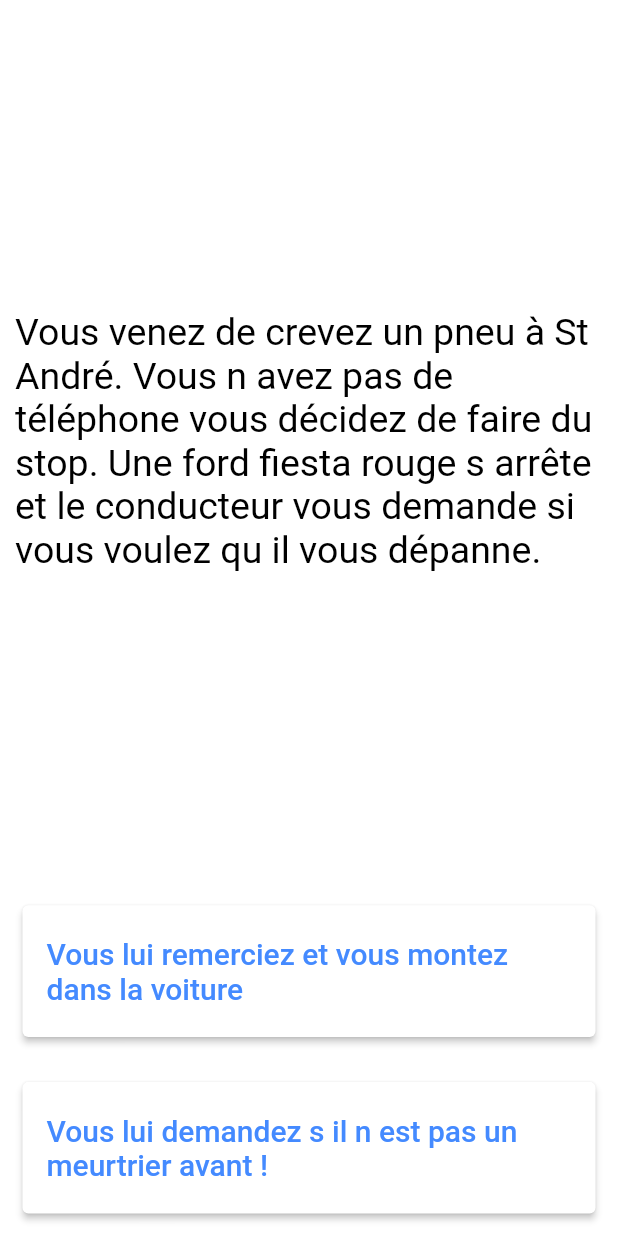
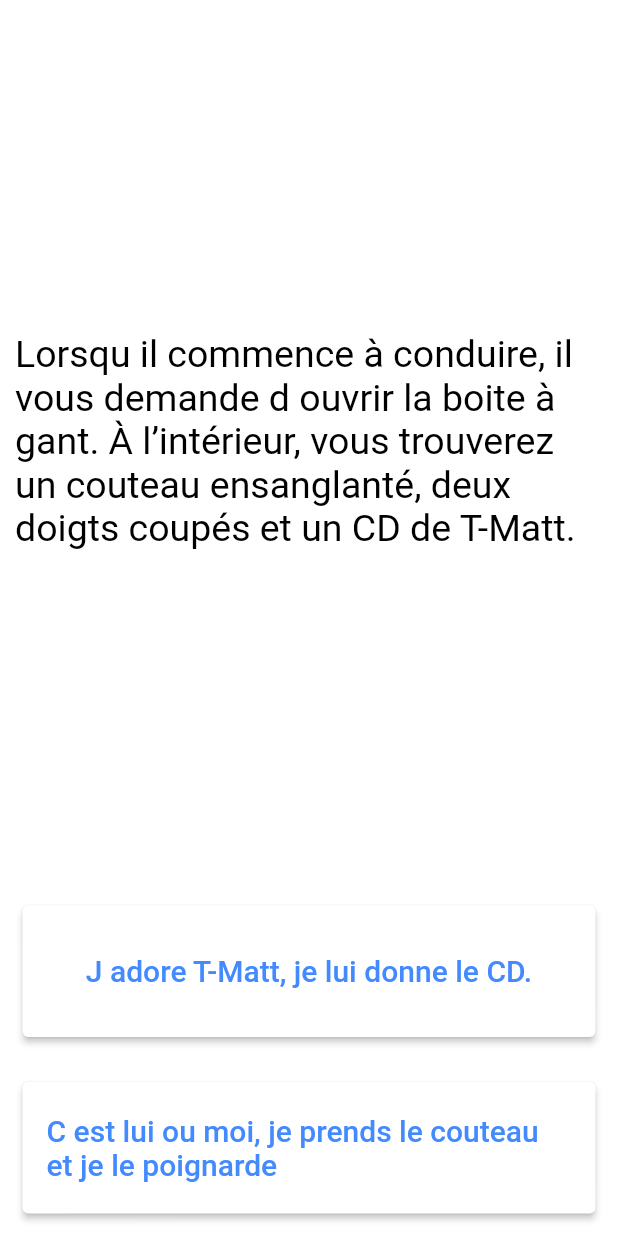
Before and after one commit to taip6494/blackmirror, a Flutter app: the screen it shows after launch, after a tap on "Vous lui remerciez et vous montez dans l", on a phone screen of 412 x 824 dp. Run offline on Flutter 3.47's test engine with Material 2 defaults, Android fonts, the light colour scheme and no system bars.

Commit message:
3-Version finale avec les conditions

```diff
--- a/lib/main.dart
+++ b/lib/main.dart
@@ -22,6 +22,12 @@
 }
 
 class _MyHomePageState extends State<MyHomePage> {
+  void verification(int monChoix) {
+    setState(() {
+      scene.QuestionSuivante(monChoix);
+    });
+  }
+
   @override
   Widget build(BuildContext context) {
     return Column(crossAxisAlignment: CrossAxisAlignment.stretch, children: [
@@ -31,7 +37,7 @@
           padding: const EdgeInsets.all(10.0),
           child: Center(
             child: Text(
-              scene.getQuestionText(),
+              scene.getLaQuestion(),
               style: TextStyle(color: Colors.black, fontSize: 25),
             ),
           ),
@@ -42,14 +48,16 @@
           padding: const EdgeInsets.all(15.0),
           child: ElevatedButton(
             child: Text(
-              scene.getQuestionAnswer(),
+              scene.getLeChoix1(),
               style: TextStyle(fontSize: 20),
             ),
             style: ElevatedButton.styleFrom(
               primary: Colors.white, // background (button) color
               onPrimary: Colors.blueAccent,
             ),
-            onPressed: () {},
+            onPressed: () {
+              verification(1);
+            },
           ),
         ),
       ),
@@ -58,14 +66,16 @@
           padding: const EdgeInsets.all(15.0),
           child: ElevatedButton(
             child: Text(
-              scene.getQuestionAnswer2(),
+              scene.getLeChoix2(),
               style: TextStyle(fontSize: 20),
             ),
             style: ElevatedButton.styleFrom(
               primary: Colors.white, // background (button) color
               onPrimary: Colors.blueAccent,
             ),
-            onPressed: () {},
+            onPressed: () {
+              verification(2);
+            },
           ),
         ),
       ),
--- a/lib/sceneBrain.dart
+++ b/lib/sceneBrain.dart
@@ -27,19 +27,36 @@ class Scene {
         ''),
   ];
 
-  String getQuestionAnswer() {
+  void QuestionSuivante(NumeroChoix) {
+    if (NumeroChoix == 1 && _numberquestion == 0) {
+      _numberquestion = 2;
+    } else if (NumeroChoix == 2 && _numberquestion == 0) {
+      _numberquestion = 1;
+    } else if (_numberquestion == 1 && NumeroChoix == 1) {
+      _numberquestion = 2;
+    } else if (_numberquestion == 1 && NumeroChoix == 2) {
+      _numberquestion = 3;
+    } else if (_numberquestion == 2 && NumeroChoix == 1) {
+      _numberquestion = 5;
+    } else if (_numberquestion == 2 && NumeroChoix == 2) {
+      _numberquestion = 4;
+    } else if ((_numberquestion == 3 ||
+            _numberquestion == 4 ||
+            _numberquestion == 5) &&
+        NumeroChoix == 1) {
+      _numberquestion = 0;
+    }
+  }
+
+  String getLaQuestion() {
+    return _questionListe[_numberquestion].questionText;
+  }
+
+  String getLeChoix1() {
     return _questionListe[_numberquestion].suggestion;
   }
 
-  String getQuestionAnswer2() {
+  String getLeChoix2() {
     return _questionListe[_numberquestion].suggestion2;
   }
-
-  String getQuestionText() {
-    return _questionListe[_numberquestion].questionText;
-  }
-
-  void nextQuestion() {
-    if (_numberquestion < _questionListe.length - 1) _numberquestion++;
-  }
 }
```
